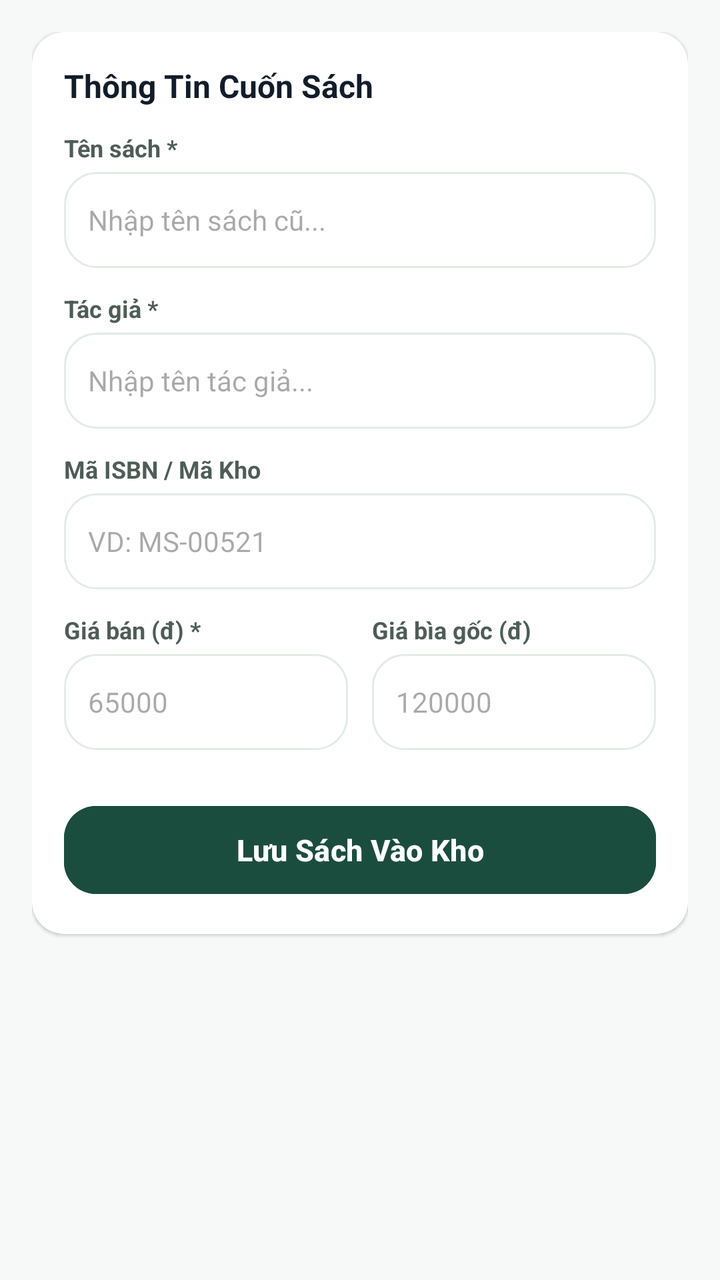
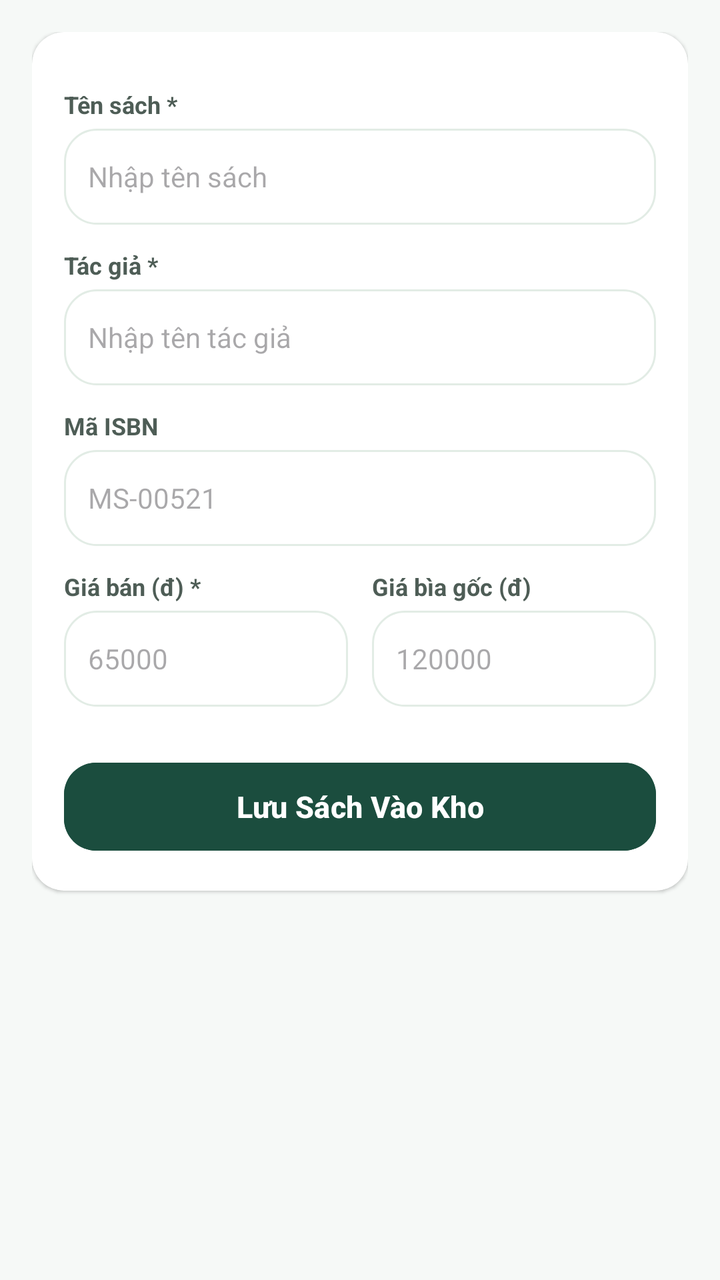

Compare the two renders of this Android layout. The source of the first and the diff that turns it into the second are given below.
<!-- AndroidManifest.xml: application theme Theme.Quanlycuahangsachcu -->
<!-- res/layout/fragment_add_book.xml -->
<?xml version="1.0" encoding="utf-8"?>
<androidx.core.widget.NestedScrollView xmlns:android="http://schemas.android.com/apk/res/android"
    xmlns:app="http://schemas.android.com/apk/res-auto"
    android:layout_width="match_parent"
    android:layout_height="match_parent"
    android:background="@color/background"
    android:fillViewport="true">

    <LinearLayout
        android:layout_width="match_parent"
        android:layout_height="wrap_content"
        android:orientation="vertical"
        android:padding="16dp">

        
        <androidx.cardview.widget.CardView
            android:layout_width="match_parent"
            android:layout_height="wrap_content"
            app:cardCornerRadius="16dp"
            app:cardElevation="1dp"
            app:cardBackgroundColor="@color/surface">

            <LinearLayout
                android:layout_width="match_parent"
                android:layout_height="wrap_content"
                android:orientation="vertical"
                android:padding="16dp">

                <TextView
                    android:layout_width="wrap_content"
                    android:layout_height="wrap_content"
                    android:text="Thông Tin Cuốn Sách"
                    android:textColor="@color/on_surface"
                    android:textSize="16sp"
                    android:textStyle="bold" />

                
                <TextView
                    android:layout_width="wrap_content"
                    android:layout_height="wrap_content"
                    android:layout_marginTop="12dp"
                    android:text="Tên sách *"
                    android:textColor="@color/on_surface_variant"
                    android:textSize="12sp"
                    android:textStyle="bold" />

                <EditText
                    android:id="@+id/edtAddTitle"
                    android:layout_width="match_parent"
                    android:layout_height="48dp"
                    android:layout_marginTop="4dp"
                    android:autofillHints="name"
                    android:background="@drawable/bg_search_box"
                    android:hint="Nhập tên sách cũ..."
                    android:inputType="text"
                    android:paddingHorizontal="12dp"
                    android:textSize="14sp" />

                
                <TextView
                    android:layout_width="wrap_content"
                    android:layout_height="wrap_content"
                    android:layout_marginTop="12dp"
                    android:text="Tác giả *"
                    android:textColor="@color/on_surface_variant"
                    android:textSize="12sp"
                    android:textStyle="bold" />

                <EditText
                    android:id="@+id/edtAddAuthor"
                    android:layout_width="match_parent"
                    android:layout_height="48dp"
                    android:layout_marginTop="4dp"
                    android:autofillHints="name"
                    android:background="@drawable/bg_search_box"
                    android:hint="Nhập tên tác giả..."
                    android:inputType="text"
                    android:paddingHorizontal="12dp"
                    android:textSize="14sp" />

                
                <TextView
                    android:layout_width="wrap_content"
                    android:layout_height="wrap_content"
                    android:layout_marginTop="12dp"
                    android:text="Mã ISBN / Mã Kho"
                    android:textColor="@color/on_surface_variant"
                    android:textSize="12sp"
                    android:textStyle="bold" />

                <LinearLayout
                    android:layout_width="match_parent"
                    android:layout_height="wrap_content"
                    android:layout_marginTop="4dp"
                    android:baselineAligned="false"
                    android:orientation="horizontal">

                    <EditText
                        android:id="@+id/edtAddIsbn"
                        android:layout_width="0dp"
                        android:layout_height="48dp"
                        android:layout_weight="1"
                        android:autofillHints="postalCode"
                        android:background="@drawable/bg_search_box"
                        android:hint="VD: MS-00521"
                        android:inputType="text"
                        android:paddingHorizontal="12dp"
                        android:textSize="14sp" />

                </LinearLayout>

                
                <LinearLayout
                    android:layout_width="match_parent"
                    android:layout_height="wrap_content"
                    android:layout_marginTop="12dp"
                    android:baselineAligned="false"
                    android:orientation="horizontal"
                    android:weightSum="2">

                    <LinearLayout
                        android:layout_width="0dp"
                        android:layout_height="wrap_content"
                        android:layout_weight="1"
                        android:layout_marginEnd="6dp"
                        android:orientation="vertical">

                        <TextView
                            android:layout_width="wrap_content"
                            android:layout_height="wrap_content"
                            android:text="Giá bán (đ) *"
                            android:textColor="@color/on_surface_variant"
                            android:textSize="12sp"
                            android:textStyle="bold" />

                        <EditText
                            android:id="@+id/edtAddPrice"
                            android:layout_width="match_parent"
                            android:layout_height="48dp"
                            android:layout_marginTop="4dp"
                            android:autofillHints="creditCardNumber"
                            android:background="@drawable/bg_search_box"
                            android:hint="65000"
                            android:inputType="number"
                            android:paddingHorizontal="12dp"
                            android:textSize="14sp" />
                    </LinearLayout>

                    <LinearLayout
                        android:layout_width="0dp"
                        android:layout_height="wrap_content"
                        android:layout_weight="1"
                        android:layout_marginStart="6dp"
                        android:orientation="vertical">

                        <TextView
                            android:layout_width="wrap_content"
                            android:layout_height="wrap_content"
                            android:text="Giá bìa gốc (đ)"
                            android:textColor="@color/on_surface_variant"
                            android:textSize="12sp"
                            android:textStyle="bold" />

                        <EditText
                            android:id="@+id/edtAddOriginalPrice"
                            android:layout_width="match_parent"
                            android:layout_height="48dp"
                            android:layout_marginTop="4dp"
                            android:autofillHints="creditCardNumber"
                            android:background="@drawable/bg_search_box"
                            android:hint="120000"
                            android:inputType="number"
                            android:paddingHorizontal="12dp"
                            android:textSize="14sp" />
                    </LinearLayout>
                </LinearLayout>

                
                <Button
                    android:id="@+id/btnSaveBook"
                    android:layout_width="match_parent"
                    android:layout_height="52dp"
                    android:layout_marginTop="24dp"
                    android:backgroundTint="@color/primary"
                    android:text="Lưu Sách Vào Kho"
                    android:textColor="@color/white"
                    android:textSize="15sp"
                    android:textStyle="bold"
                    app:cornerRadius="16dp" />
            </LinearLayout>
        </androidx.cardview.widget.CardView>

        <View
            android:layout_width="match_parent"
            android:layout_height="90dp" />

    </LinearLayout>
</androidx.core.widget.NestedScrollView>
<!-- resources referenced by this layout -->
<resources>
  <color name="background">#F6F9F7</color>
  <color name="on_surface">#121C2A</color>
  <color name="on_surface_variant">#4E5D56</color>
  <color name="primary">#1B4D3E</color>
  <color name="surface">#FFFFFF</color>
  <color name="white">#FFFFFF</color>
  <!-- drawable bg_search_box (drawable) -->
  <?xml version="1.0" encoding="utf-8"?>
  <shape xmlns:android="http://schemas.android.com/apk/res/android"
      android:shape="rectangle">
      <solid android:color="@color/surface" />
      <corners android:radius="16dp" />
      <stroke android:width="1dp" android:color="#E2ECE5" />
  </shape>
  <style name="Theme.Quanlycuahangsachcu" parent="Base.Theme.Quanlycuahangsachcu" />
  <style name="Base.Theme.Quanlycuahangsachcu" parent="Theme.Material3.DayNight.NoActionBar">
          
          
      </style>
</resources>

<!-- the commit's change to res/layout/fragment_add_book.xml (unified diff, before → after) -->
@@ -26,13 +26,6 @@
                 android:orientation="vertical"
                 android:padding="16dp">
 
-                <TextView
-                    android:layout_width="wrap_content"
-                    android:layout_height="wrap_content"
-                    android:text="Thông Tin Cuốn Sách"
-                    android:textColor="@color/on_surface"
-                    android:textSize="16sp"
-                    android:textStyle="bold" />
 
                 
                 <TextView
@@ -51,7 +44,7 @@
                     android:layout_marginTop="4dp"
                     android:autofillHints="name"
                     android:background="@drawable/bg_search_box"
-                    android:hint="Nhập tên sách cũ..."
+                    android:hint="Nhập tên sách"
                     android:inputType="text"
                     android:paddingHorizontal="12dp"
                     android:textSize="14sp" />
@@ -73,7 +66,7 @@
                     android:layout_marginTop="4dp"
                     android:autofillHints="name"
                     android:background="@drawable/bg_search_box"
-                    android:hint="Nhập tên tác giả..."
+                    android:hint="Nhập tên tác giả"
                     android:inputType="text"
                     android:paddingHorizontal="12dp"
                     android:textSize="14sp" />
@@ -83,7 +76,7 @@
                     android:layout_width="wrap_content"
                     android:layout_height="wrap_content"
                     android:layout_marginTop="12dp"
-                    android:text="Mã ISBN / Mã Kho"
+                    android:text="Mã ISBN"
                     android:textColor="@color/on_surface_variant"
                     android:textSize="12sp"
                     android:textStyle="bold" />
@@ -102,7 +95,7 @@
                         android:layout_weight="1"
                         android:autofillHints="postalCode"
                         android:background="@drawable/bg_search_box"
-                        android:hint="VD: MS-00521"
+                        android:hint="MS-00521"
                         android:inputType="text"
                         android:paddingHorizontal="12dp"
                         android:textSize="14sp" />
<!-- resource entries referenced after the edit -->
@@ -1,7 +1,6 @@
 <!-- resources referenced by this layout -->
 <resources>
   <color name="background">#F6F9F7</color>
-  <color name="on_surface">#121C2A</color>
   <color name="on_surface_variant">#4E5D56</color>
   <color name="primary">#1B4D3E</color>
   <color name="surface">#FFFFFF</color>
